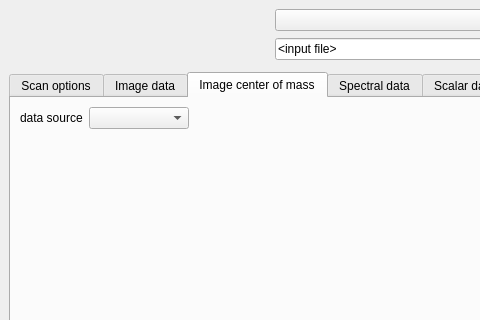
The window that apps/scanViewer/design.ui (maxiv-science/nanomax-analysis-utils) describes before a commit, drawn with Qt 5; both pictures show x 0 to 480 and y 0 to 320 of the 1082 by 678 pixel window.
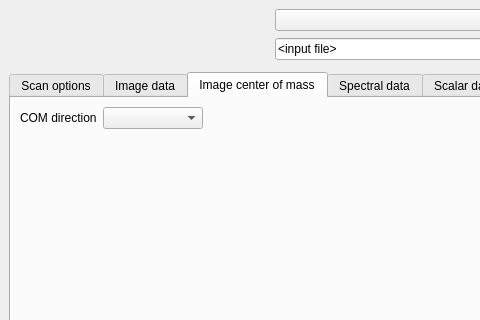
The same window after the commit. The open tabs and pages were chosen to show the change. Icons and pictures are not drawn. Custom widgets are drawn as their Qt base class.

Commit message: Simplified the COM widget a bit

Diff of the .ui file:
```diff
--- a/apps/scanViewer/design.ui
+++ b/apps/scanViewer/design.ui
@@ -91,7 +91,7 @@
         <item row="0" column="0">
          <widget class="QLabel" name="label_2">
           <property name="text">
-           <string>data source</string>
+           <string>COM direction</string>
           </property>
          </widget>
         </item>
```
Left out of the diff: 2 changed lines with no effect on the pictures. The commit also changes 3 other files.
